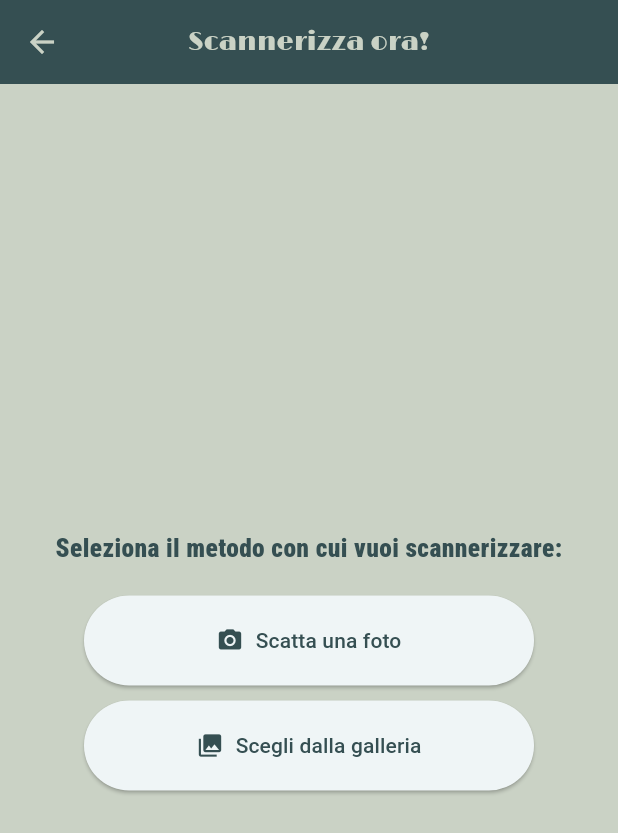
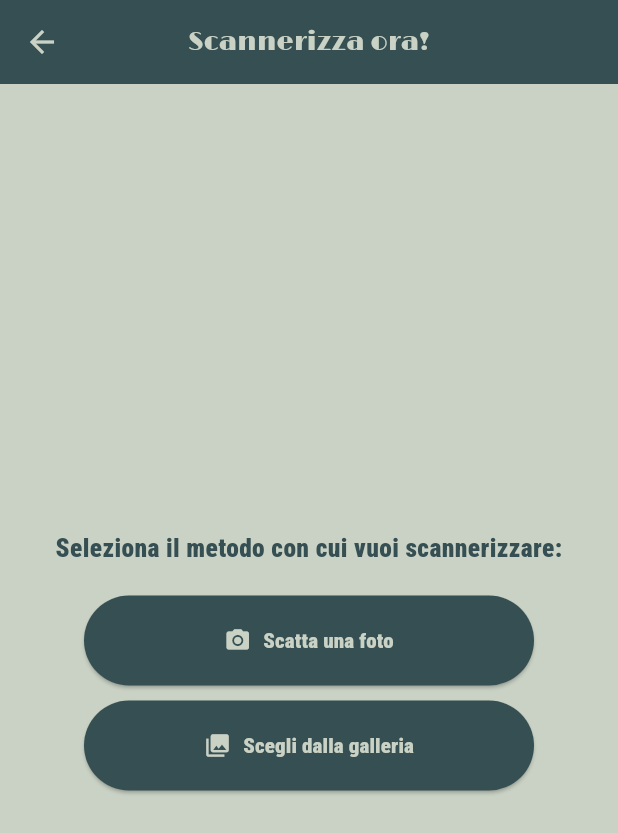
Before and after one commit to akzSermona/ArtLens, a Flutter app: the ScanScreen screen opened directly, after a tap on "Scatta una foto", on a phone screen of 412 x 824 dp. Shown: the top 833 px of the screen. Run offline on Flutter 3.47's test engine with Material 3 defaults, Android fonts, the phone set to English and light mode, and no system bars; our stand-ins replace image_picker.

Commit message:
refactor ImageInput widget to use StatefulWidget; improve image selection handling and button styles

```diff
--- a/lib/widgets/image_input.dart
+++ b/lib/widgets/image_input.dart
@@ -1,20 +1,35 @@
 import 'dart:io';
+import 'package:artlens/main.dart';
 import 'package:flutter/material.dart';
 import 'package:image_picker/image_picker.dart';
 
-class ImageInput extends StatelessWidget {
-  final void Function(File) onImageSelected;
-
+class ImageInput extends StatefulWidget {
   const ImageInput({super.key, required this.onImageSelected});
 
-  Future<void> _selectImage(BuildContext context, ImageSource source) async {
-    final picker = ImagePicker();
-    final pickedImage = await picker.pickImage(source: source, maxWidth: 600);
+  final void Function(File image) onImageSelected;
 
-    if (pickedImage == null) return;
+  @override
+  State<ImageInput> createState() => _ImageInputState();
+}
 
-    final imageFile = File(pickedImage.path);
-    onImageSelected(imageFile);
+class _ImageInputState extends State<ImageInput> {
+  File? _selectedImage;
+
+  void _selectImage(ImageSource source) async {
+    final imagePicker = ImagePicker();
+    final pickedImage = await imagePicker.pickImage(
+      source: source,
+      maxWidth: 600,
+    );
+
+    if (pickedImage == null) {
+      return;
+    }
+
+    setState(() {
+      _selectedImage = File(pickedImage.path);
+    });
+    widget.onImageSelected(_selectedImage!);
   }
 
   @override
@@ -24,11 +39,19 @@ class ImageInput extends StatelessWidget {
         SizedBox(
           width: 300,
           child: ElevatedButton.icon(
-            onPressed: () => _selectImage(context, ImageSource.camera),
+            onPressed: () => _selectImage(ImageSource.camera),
             icon: const Icon(Icons.camera_alt),
-            label: const Text('Scatta una foto'),
+            label: Text(
+              'Scatta una foto',
+              style: TextStyle(
+                fontFamily: 'RobotoCondensed',
+                color: customColorScheme.onPrimary,
+              ),
+            ),
             style: ElevatedButton.styleFrom(
               padding: const EdgeInsets.symmetric(vertical: 20),
+              backgroundColor: customColorScheme.primary,
+              iconColor: customColorScheme.onPrimary,
             ),
           ),
         ),
@@ -36,11 +59,19 @@ class ImageInput extends StatelessWidget {
         SizedBox(
           width: 300,
           child: ElevatedButton.icon(
-            onPressed: () => _selectImage(context, ImageSource.gallery),
+            onPressed: () => _selectImage(ImageSource.gallery),
             icon: const Icon(Icons.photo_library),
-            label: const Text('Scegli dalla galleria'),
+            label: Text(
+              'Scegli dalla galleria',
+              style: TextStyle(
+                fontFamily: 'RobotoCondensed',
+                color: customColorScheme.onPrimary,
+              ),
+            ),
             style: ElevatedButton.styleFrom(
               padding: const EdgeInsets.symmetric(vertical: 20),
+              backgroundColor: customColorScheme.primary,
+              iconColor: customColorScheme.onPrimary,
             ),
           ),
         ),
```
